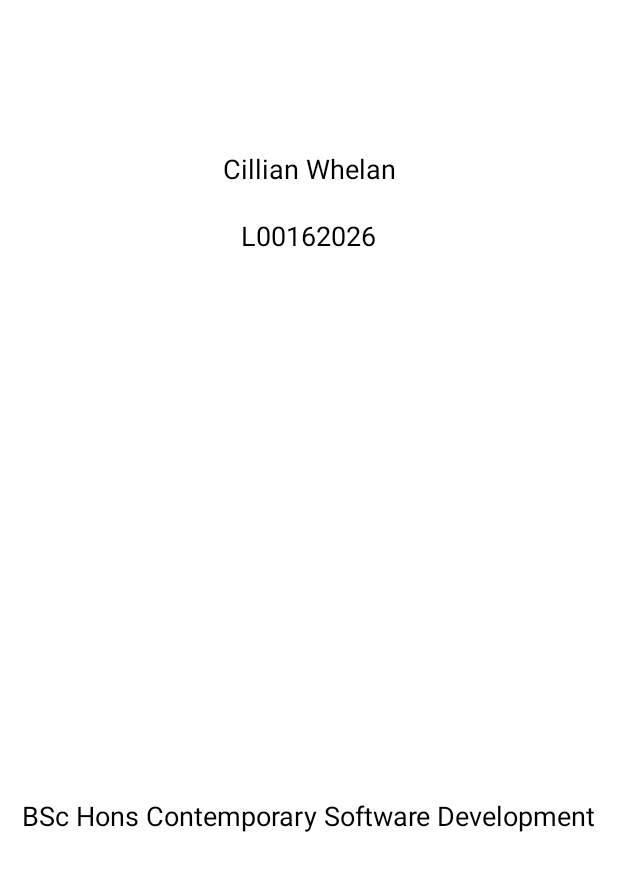
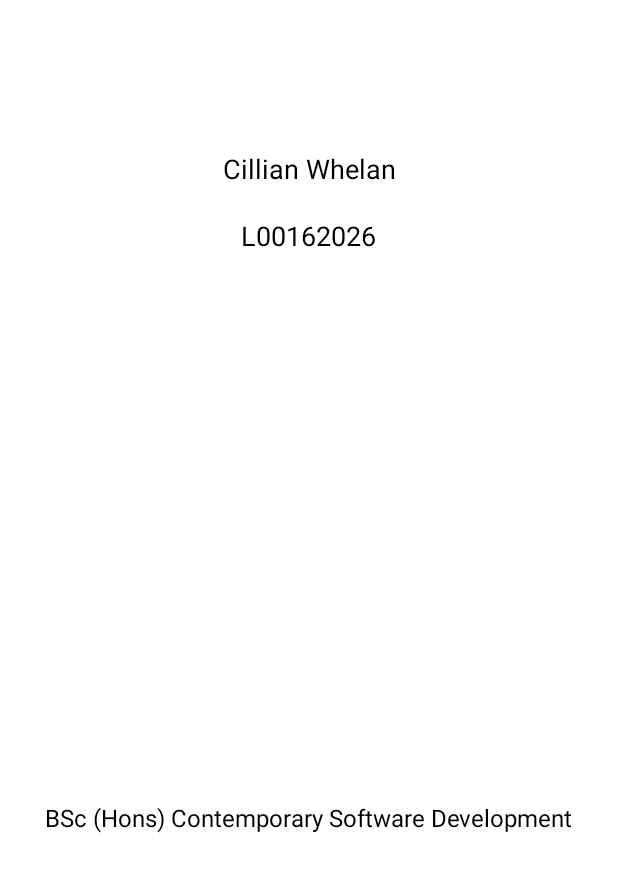
Before and after one commit to CillianW/e-commerce_1.1, an Android app: the SplashPage screen opened directly, with no data from a screen before it, on a phone screen of 412 x 824 dp, the part 327-1219 px from its top. Run offline under Robolectric (Android 15) with nearby library versions, the phone set to English and light mode, and no system bars.

Commit message:
Splash page design complete

```diff
--- a/app/src/main/res/layout/activity_splash_page.xml
+++ b/app/src/main/res/layout/activity_splash_page.xml
@@ -32,7 +32,7 @@
         android:layout_marginBottom="50dp"
         android:text="@string/startup_splash_page_line_3"
         android:textColor="#000000"
-        android:textSize="@dimen/splash_title_text_size"
+        android:textSize="@dimen/splash_title_line_3_text_size"
         app:layout_constraintBottom_toBottomOf="parent"
         app:layout_constraintEnd_toEndOf="parent"
         app:layout_constraintStart_toStartOf="parent" />
--- a/app/src/main/res/values/dimensions.xml
+++ b/app/src/main/res/values/dimensions.xml
@@ -2,5 +2,7 @@
 <resources>
 
     <dimen name="splash_title_text_size">18sp</dimen>
+    <dimen name="splash_title_line_3_text_size">16sp</dimen>
+
 
 </resources>
--- a/app/src/main/res/values/strings.xml
+++ b/app/src/main/res/values/strings.xml
@@ -2,6 +2,6 @@
     <string name="app_name">e-commerce_1.1</string>
     <string name="startup_splash_page_line_1">Cillian Whelan</string>
     <string name="startup_splash_page_line_2">L00162026</string>
-    <string name="startup_splash_page_line_3">BSc Hons Contemporary Software Development</string>
+    <string name="startup_splash_page_line_3">BSc (Hons) Contemporary Software Development</string>
 
 </resources>
```
